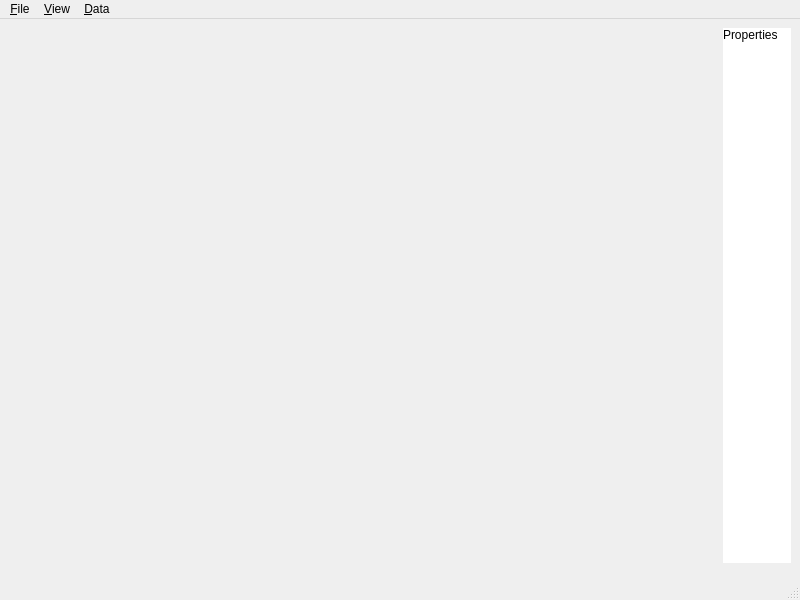
The window that RZGUI/SpotDiagramWindow.ui (HARMONI-CAB/RayZaler) describes before a commit, drawn with Qt 5.
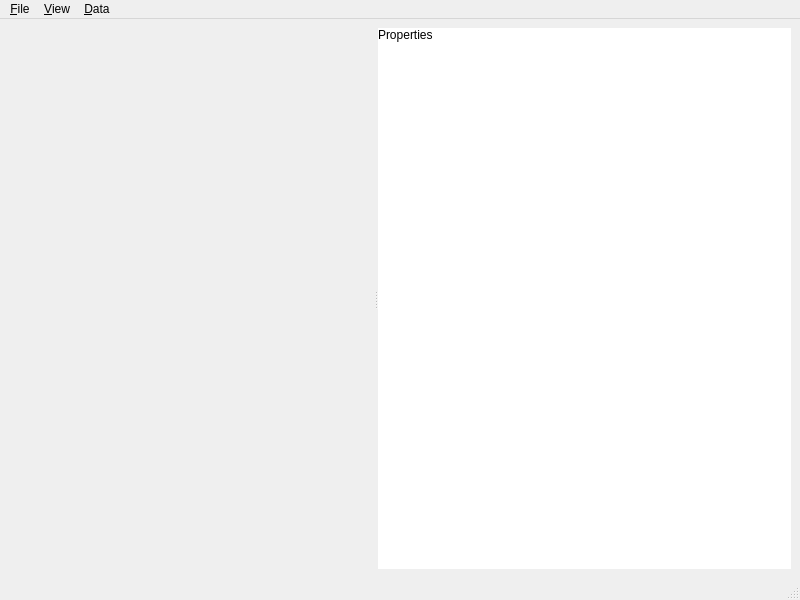
The same window after the commit.

Patch:
```diff
--- a/RZGUI/SpotDiagramWindow.ui
+++ b/RZGUI/SpotDiagramWindow.ui
@@ -14,8 +14,12 @@
    <string>MainWindow</string>
   </property>
   <widget class="QWidget" name="centralwidget">
-   <layout class="QGridLayout" name="centerGrid">
-    <item row="0" column="0" rowspan="2">
+   <layout class="QGridLayout" name="gridLayout">
+    <item row="0" column="0">
+     <widget class="QSplitter" name="splitter">
+      <property name="orientation">
+       <enum>Qt::Horizontal</enum>
+      </property>
      <widget class="QWidget" name="widget" native="true">
       <property name="sizePolicy">
        <sizepolicy hsizetype="Expanding" vsizetype="Preferred">
@@ -24,11 +28,9 @@
        </sizepolicy>
       </property>
      </widget>
-    </item>
-    <item row="0" column="1">
      <widget class="QScrollArea" name="scrollArea">
       <property name="sizePolicy">
-       <sizepolicy hsizetype="Fixed" vsizetype="Expanding">
+        <sizepolicy hsizetype="Preferred" vsizetype="Expanding">
         <horstretch>0</horstretch>
         <verstretch>0</verstretch>
        </sizepolicy>
@@ -53,7 +55,7 @@
         <rect>
          <x>0</x>
          <y>0</y>
-         <width>68</width>
+          <width>113</width>
          <height>532</height>
         </rect>
        </property>
@@ -75,6 +77,12 @@
         </property>
         <item>
          <widget class="QLabel" name="label">
+           <property name="minimumSize">
+            <size>
+             <width>113</width>
+             <height>0</height>
+            </size>
+           </property>
           <property name="text">
            <string>Properties</string>
           </property>
@@ -94,6 +102,7 @@
          </spacer>
         </item>
        </layout>
+       </widget>
       </widget>
      </widget>
     </item>
```
Lines whose indentation alone changed are shown as unchanged.
